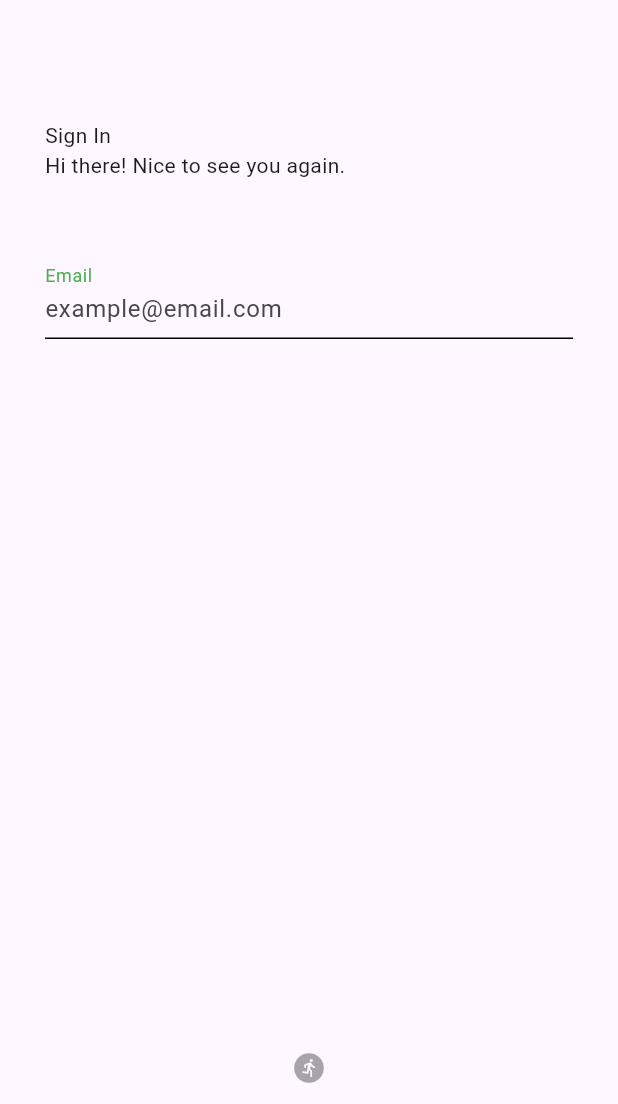
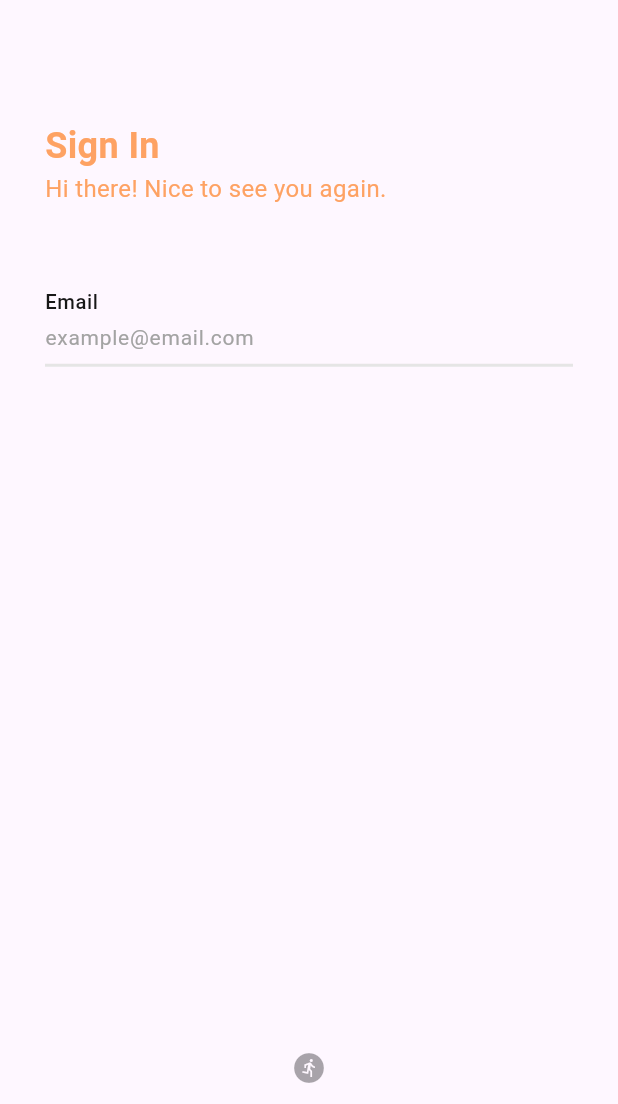
Before and after one commit to kevinwu352/memchip, a Flutter app: the LoginPage screen opened by its route, on a phone screen of 412 x 824 dp, the part 132-1236 px from its top. Run offline on Flutter 3.47's test engine with Material 3 defaults, Android fonts, the phone set to English and light mode, and no system bars; our stand-ins replace flutter_secure_storage, go_router, hive; accounts and stored records are empty.

Commit message:
apply login styles

```diff
--- a/lib/features/login/login_page.dart
+++ b/lib/features/login/login_page.dart
@@ -1,4 +1,5 @@
 import 'package:flutter/material.dart';
+import '/theme/theme.dart';
 
 class LoginPage extends StatefulWidget {
   const LoginPage({super.key});
@@ -64,8 +65,20 @@ class _LoginPageState extends State<LoginPage> {
                   Image.asset('assets/images/logo.png'),
 
                   SizedBox(height: 80),
-                  SizedBox(width: double.infinity, child: Text('Sign In')),
-                  SizedBox(width: double.infinity, child: Text('Hi there! Nice to see you again.')),
+                  SizedBox(
+                    width: double.infinity,
+                    child: Text(
+                      'Sign In',
+                      style: TextStyle(fontSize: 24, fontWeight: FontWeight.w600, color: MyColors.orange400),
+                    ),
+                  ),
+                  SizedBox(
+                    width: double.infinity,
+                    child: Text(
+                      'Hi there! Nice to see you again.',
+                      style: TextStyle(fontSize: 16, color: MyColors.orange400),
+                    ),
+                  ),
 
                   SizedBox(height: 50),
                   TextFormField(
@@ -78,10 +91,11 @@ class _LoginPageState extends State<LoginPage> {
                     cursorErrorColor: Colors.purple,
                     decoration: InputDecoration(
                       labelText: 'Email',
-                      labelStyle: TextStyle(color: Colors.green),
+                      labelStyle: TextStyle(fontSize: 18, fontWeight: FontWeight.w500, color: MyColors.gray800),
                       hintText: 'example@email.com',
+                      hintStyle: TextStyle(fontSize: 14, color: MyColors.gray500),
                       floatingLabelBehavior: FloatingLabelBehavior.always,
-                      enabledBorder: UnderlineInputBorder(),
+                      enabledBorder: UnderlineInputBorder(borderSide: BorderSide(color: MyColors.gray300, width: 2)),
                       focusedBorder: UnderlineInputBorder(),
                       errorBorder: UnderlineInputBorder(),
                       focusedErrorBorder: UnderlineInputBorder(),
```
